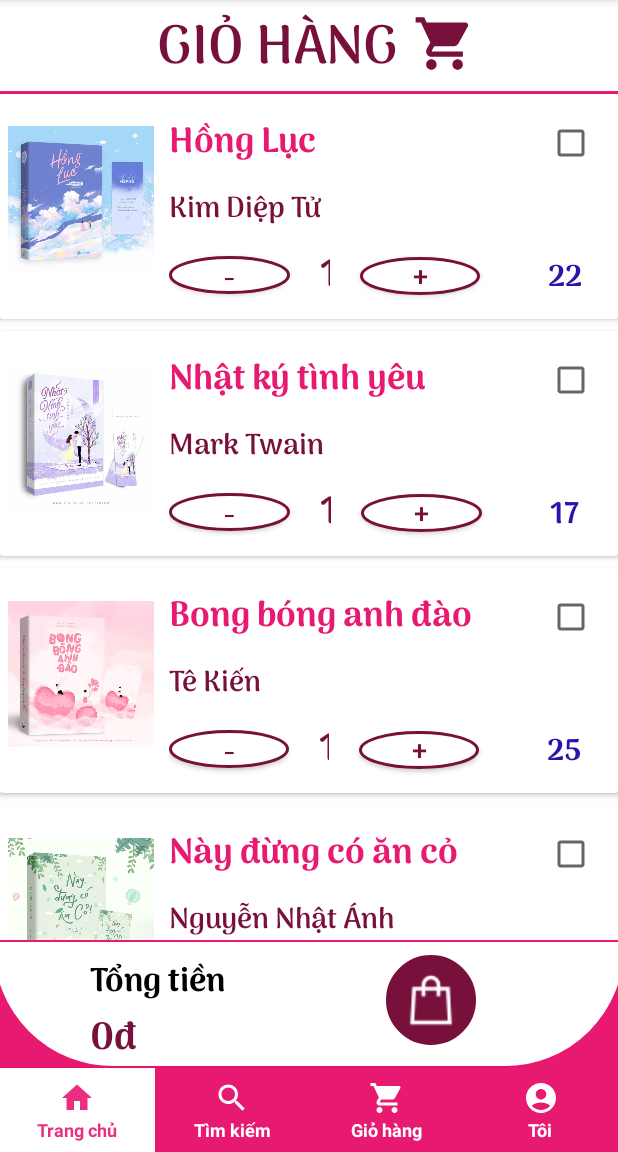
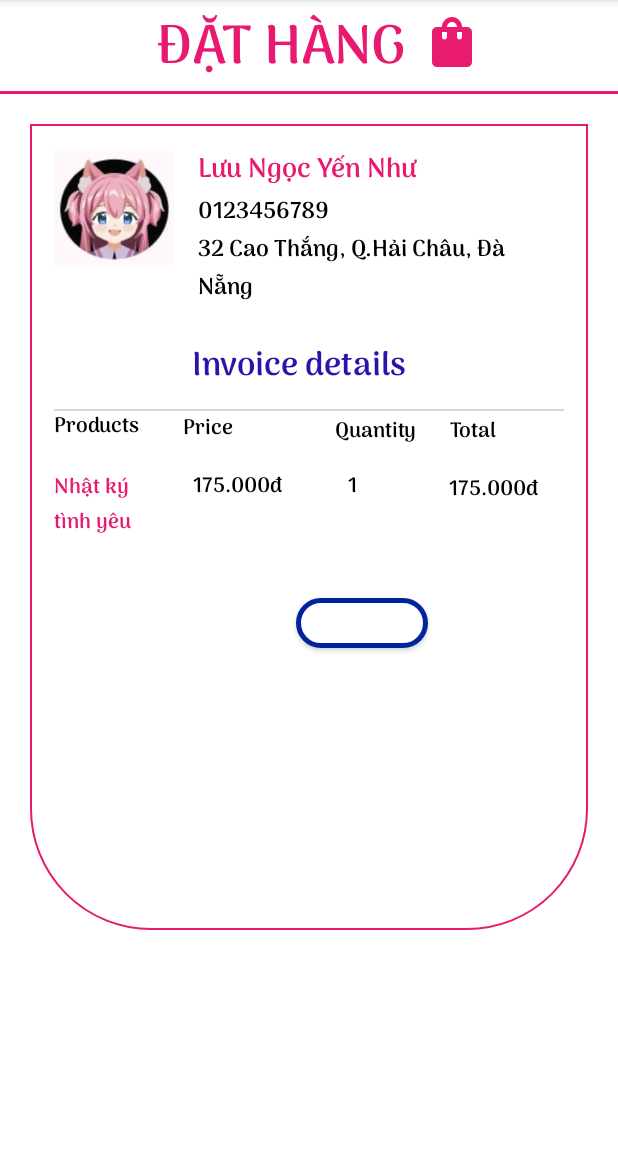
Before and after one commit to Nhuwynee/SellBooks, an Android app: the screen it shows after launch (MainActivity), on a phone screen of 412 x 824 dp, the part 84-1236 px from its top. Run offline under Robolectric (Android 15) with nearby library versions, the phone set to English and light mode, and no system bars.

Commit message:
Add Page Order

```diff
--- a/app/src/main/java/com/example/bansach/MainActivity.java
+++ b/app/src/main/java/com/example/bansach/MainActivity.java
@@ -59,8 +59,8 @@ public class MainActivity extends AppCompatActivity {
     @Override
     protected void onCreate(Bundle savedInstanceState) {
         super.onCreate(savedInstanceState);
-        setContentView(R.layout.cart_main);
-        book1();
+        setContentView(R.layout.activity_order);
+        // book1();
     }
 //        addImagesToFlipper();
 //
--- /dev/null
+++ b/app/src/main/java/com/example/bansach/Order.java
@@ -0,0 +1,19 @@
+package com.example.bansach;
+
+import android.os.Bundle;
+
+import androidx.activity.EdgeToEdge;
+import androidx.appcompat.app.AppCompatActivity;
+import androidx.core.graphics.Insets;
+import androidx.core.view.ViewCompat;
+import androidx.core.view.WindowInsetsCompat;
+
+public class Order extends AppCompatActivity {
+
+    @Override
+    protected void onCreate(Bundle savedInstanceState) {
+        super.onCreate(savedInstanceState);
+        EdgeToEdge.enable(this);
+        setContentView(R.layout.activity_order);
+    }
+}
--- /dev/null
+++ b/app/src/main/res/drawable/ic_bag_pink.xml
@@ -0,0 +1,5 @@
+<vector xmlns:android="http://schemas.android.com/apk/res/android" android:height="40dp" android:tint="#E81B71" android:viewportHeight="24" android:viewportWidth="24" android:width="40dp">
+
+    <path android:fillColor="@android:color/white" android:pathData="M18,6h-2c0,-2.21 -1.79,-4 -4,-4S8,3.79 8,6H6C4.9,6 4,6.9 4,8v12c0,1.1 0.9,2 2,2h12c1.1,0 2,-0.9 2,-2V8C20,6.9 19.1,6 18,6zM10,10c0,0.55 -0.45,1 -1,1s-1,-0.45 -1,-1V8h2V10zM12,4c1.1,0 2,0.9 2,2h-4C10,4.9 10.9,4 12,4zM16,10c0,0.55 -0.45,1 -1,1s-1,-0.45 -1,-1V8h2V10z"/>
+
+</vector>
--- /dev/null
+++ b/app/src/main/res/layout/activity_order.xml
@@ -0,0 +1,237 @@
+<?xml version="1.0" encoding="utf-8"?>
+<LinearLayout xmlns:android="http://schemas.android.com/apk/res/android"
+    xmlns:tools="http://schemas.android.com/tools"
+    android:layout_width="match_parent"
+    android:layout_height="match_parent"
+    android:background="@color/white"
+    xmlns:app="http://schemas.android.com/apk/res-auto"
+    android:orientation="vertical">
+
+    <LinearLayout
+        android:layout_marginTop="-2dp"
+        android:layout_marginLeft="-5dp"
+        android:layout_marginRight="-5dp"
+        android:layout_width="match_parent"
+        android:layout_height="wrap_content"
+        android:background="@drawable/border_shape"
+        >
+        <TextView
+            android:id="@+id/textView4"
+            android:layout_width="wrap_content"
+            android:layout_height="wrap_content"
+            android:layout_marginLeft="110dp"
+            android:fontFamily="@font/arima_semibold"
+            android:text="ĐẶT HÀNG"
+            android:textColor="#E81970"
+            android:layout_marginTop="5dp"
+            android:textSize="36dp"
+            tools:layout_editor_absoluteX="162dp"
+            tools:layout_editor_absoluteY="0dp" />
+
+        <ImageView
+            android:layout_width="wrap_content"
+            android:layout_height="wrap_content"
+            android:layout_marginLeft="10dp"
+            android:layout_marginTop="10dp"
+            android:src="@drawable/ic_bag_pink">
+        </ImageView>
+    </LinearLayout>
+
+    <RelativeLayout
+        android:layout_width="372dp"
+        android:layout_height="537dp"
+        android:background="@drawable/rounded_corner"
+        android:layout_marginTop="20dp"
+        android:layout_gravity="center"
+        android:padding="16dp">
+
+        <!-- Customer Information -->
+        <ImageView
+            android:id="@+id/customer_image"
+            android:layout_width="80dp"
+            android:layout_height="80dp"
+            android:layout_alignParentStart="true"
+            android:layout_marginEnd="16dp"
+            android:src="@drawable/ava_account" />
+
+        <TextView
+            android:id="@+id/customer_name"
+            android:layout_width="wrap_content"
+            android:layout_height="wrap_content"
+            android:layout_toEndOf="@id/customer_image"
+            android:fontFamily="@font/arima_semibold"
+            android:text="Lưu Ngọc Yến Như"
+            android:textColor="#E81970"
+            android:textSize="18sp" />
+
+        <TextView
+            android:id="@+id/customer_phone"
+            android:layout_width="wrap_content"
+            android:layout_height="wrap_content"
+            android:layout_below="@id/customer_name"
+            android:layout_toEndOf="@id/customer_image"
+            android:fontFamily="@font/arima_semibold"
+            android:text="0123456789"
+            android:textColor="#000000"
+            android:textSize="15sp" />
+
+        <TextView
+            android:id="@+id/customer_address"
+            android:layout_width="wrap_content"
+            android:layout_height="wrap_content"
+            android:layout_below="@id/customer_phone"
+            android:layout_toEndOf="@id/customer_image"
+            android:fontFamily="@font/arima_semibold"
+            android:text="32 Cao Thắng, Q.Hải Châu, Đà Nẵng"
+            android:textColor="#000000"
+            android:textSize="15sp" />
+
+        <!-- Invoice Details -->
+
+        <TextView
+            android:id="@+id/invoice_title"
+            android:layout_width="wrap_content"
+            android:layout_height="wrap_content"
+            android:layout_below="@id/customer_address"
+            android:layout_alignParentEnd="true"
+            android:layout_marginTop="21dp"
+            android:layout_marginEnd="105dp"
+            android:fontFamily="@font/arima_semibold"
+            android:text="Invoice details"
+            android:textColor="#2A15AB"
+            android:textSize="22sp" />
+
+        <View
+            android:id="@+id/view"
+            android:layout_width="match_parent"
+            android:layout_height="1dp"
+            android:layout_below="@id/invoice_title"
+            android:layout_marginTop="10dp"
+            android:background="#D9D9D9" />
+
+        <!-- Product Details -->
+        <TextView
+            android:id="@+id/product_name"
+            android:layout_width="wrap_content"
+            android:layout_height="wrap_content"
+            android:layout_below="@id/invoice_title"
+            android:layout_marginTop="10dp"
+            android:fontFamily="@font/arima_semibold"
+            android:text="Products"
+            android:textColor="#000000"
+            android:textSize="14sp" />
+
+        <!-- Price, Quantity, Total labels -->
+
+        <!-- First Product Row -->
+
+
+        <TextView
+            android:id="@+id/price_label"
+            android:layout_width="74dp"
+            android:layout_height="wrap_content"
+            android:layout_below="@+id/invoice_title"
+            android:layout_alignParentEnd="true"
+            android:layout_marginTop="11dp"
+            android:layout_marginEnd="180dp"
+            android:fontFamily="@font/arima_semibold"
+            android:text="Price"
+            android:textColor="#000000"
+            android:textSize="14sp" />
+
+        <TextView
+            android:id="@+id/quantity_label"
+            android:layout_width="wrap_content"
+            android:layout_height="wrap_content"
+            android:layout_alignTop="@+id/view"
+            android:layout_marginStart="100dp"
+            android:layout_marginTop="3dp"
+            android:layout_marginEnd="-156dp"
+            android:layout_toStartOf="@id/price_label"
+            android:fontFamily="@font/arima_semibold"
+            android:text="Quantity"
+            android:textColor="#000000"
+            android:textSize="14sp" />
+
+        <TextView
+            android:id="@+id/quantity_total"
+            android:layout_width="54dp"
+            android:layout_height="wrap_content"
+            android:layout_alignTop="@+id/view"
+            android:layout_alignParentEnd="true"
+            android:layout_marginTop="3dp"
+            android:layout_marginEnd="22dp"
+            android:fontFamily="@font/arima_semibold"
+            android:text="Total"
+            android:textColor="#000000"
+            android:textSize="14sp" />
+
+        <TextView
+            android:id="@+id/product_1"
+            android:layout_width="73dp"
+            android:layout_height="47dp"
+            android:layout_below="@+id/product_name"
+            android:layout_marginTop="17dp"
+            android:fontFamily="@font/arima_semibold"
+            android:text="Nhật ký tình yêu"
+            android:textColor="#E81970"
+            android:textSize="14sp" />
+
+        <TextView
+            android:id="@+id/price_1"
+            android:layout_width="wrap_content"
+            android:layout_height="wrap_content"
+            android:layout_below="@+id/price_label"
+            android:layout_alignParentEnd="true"
+            android:layout_marginTop="15dp"
+            android:layout_marginEnd="188dp"
+            android:fontFamily="@font/arima_semibold"
+            android:text="175.000đ"
+            android:textColor="#000000"
+            android:textSize="14sp" />
+
+        <TextView
+            android:id="@+id/quantity_1"
+            android:layout_width="wrap_content"
+            android:layout_height="wrap_content"
+            android:layout_below="@+id/quantity_label"
+            android:layout_alignParentEnd="true"
+            android:layout_marginTop="13dp"
+            android:layout_marginEnd="138dp"
+            android:fontFamily="@font/arima_semibold"
+            android:text="1"
+            android:textColor="#000000"
+            android:textSize="14sp" />
+
+        <!-- Button Buy -->
+
+        <TextView
+            android:id="@+id/total_1"
+            android:layout_width="wrap_content"
+            android:layout_height="wrap_content"
+            android:layout_below="@+id/quantity_total"
+            android:layout_alignParentEnd="true"
+            android:layout_marginTop="15dp"
+            android:layout_marginEnd="17dp"
+            android:fontFamily="@font/arima_semibold"
+            android:text="175.000đ"
+            android:textColor="#000000"
+            android:textSize="14sp" />
+
+        <Button
+            android:id="@+id/buy_button"
+            android:layout_width="wrap_content"
+            android:layout_height="33dp"
+            android:layout_alignParentStart="true"
+            android:layout_alignParentBottom="true"
+            android:layout_marginStart="161dp"
+            android:layout_marginTop="10dp"
+            android:layout_marginBottom="172dp"
+            android:background="@drawable/background_vien"
+            android:gravity="center"
+            android:text="BUY"
+            android:textColor="#FFFFFF" />
+
+    </RelativeLayout>
+
+</LinearLayout>
--- a/app/src/main/res/layout/cart_main.xml
+++ b/app/src/main/res/layout/cart_main.xml
@@ -22,7 +22,7 @@
             android:layout_marginLeft="110dp"
             android:fontFamily="@font/arima_semibold"
             android:text="GIỎ HÀNG"
-            android:textColor="#78103C"
+            android:textColor="#E81970"
             android:layout_marginTop="5dp"
             android:textSize="36dp"
             tools:layout_editor_absoluteX="162dp"
@@ -33,7 +33,7 @@
             android:layout_height="wrap_content"
             android:layout_marginLeft="10dp"
             android:layout_marginTop="10dp"
-            android:src="@drawable/baseline_shopping_cart_24">
+            android:src="@drawable/cart_pink">
         </ImageView>
     </LinearLayout>
 
--- a/app/src/main/res/layout/item_cart.xml
+++ b/app/src/main/res/layout/item_cart.xml
@@ -40,7 +40,7 @@
                     android:layout_height="wrap_content"
                     android:fontFamily="@font/arima_bold"
                     android:text="Mắt biếc"
-                    android:textColor="#E81970"
+                    android:textColor="#78103C"
                     android:textSize="23sp"
                     android:gravity="center_vertical"
                     android:maxLines="1"
@@ -63,7 +63,7 @@
                 android:fontFamily="@font/arima_semibold"
                 android:maxLines="2"
                 android:minHeight="35dp"
-                android:textColor="#78103C"
+                android:textColor="@color/black"
                 android:textSize="19sp" />
 
             <LinearLayout
@@ -80,7 +80,7 @@
                     android:gravity="center"
                     android:text="-"
                     android:fontFamily="@font/arima_bold"
-                    android:textColor="#78103C"
+                    android:textColor="@color/black"
                     android:background="@drawable/btn_tanggiam"
                     android:textSize="18sp" />
 
@@ -105,7 +105,7 @@
                     android:gravity="center"
                     android:text="+"
                     android:paddingBottom="5dp"
-                    android:textColor="#78103C"
+                    android:textColor="@color/black"
                     android:background="@drawable/btn_tanggiam"
                     android:textSize="18sp" />
 
```
Also changed, not shown: app/src/main/AndroidManifest.xml (+7 -4 lines), app/src/main/res/drawable/ava.jpg (added), app/src/main/res/drawable/ava_account.jpg (added), app/src/main/res/drawable/img_2.png (added).
